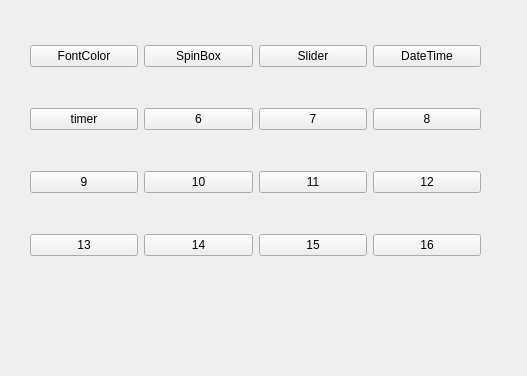
This is src/QT_Demo/entry_form.ui in dbase/QT_Demo as Qt 5 draws it before an edit. The edited form follows.
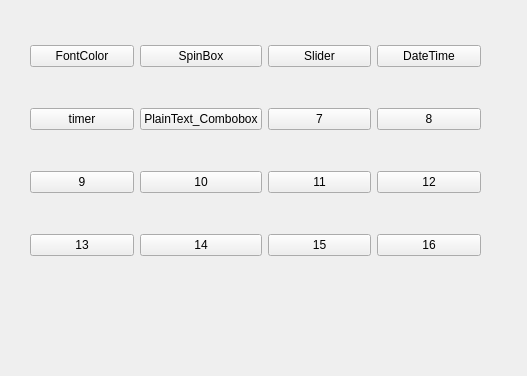
This is the edited form.

Commit message: QT_Demo版本：增加学习 PlainText 和 Combobox 控件的界面

The edit to the form file:
```diff
--- a/src/QT_Demo/entry_form.ui
+++ b/src/QT_Demo/entry_form.ui
@@ -68,7 +68,7 @@
     <item row="1" column="1">
      <widget class="QPushButton" name="btn6">
       <property name="text">
-       <string>6</string>
+       <string>PlainText_Combobox</string>
       </property>
      </widget>
     </item>
```
The commit also changes 7 other files.
